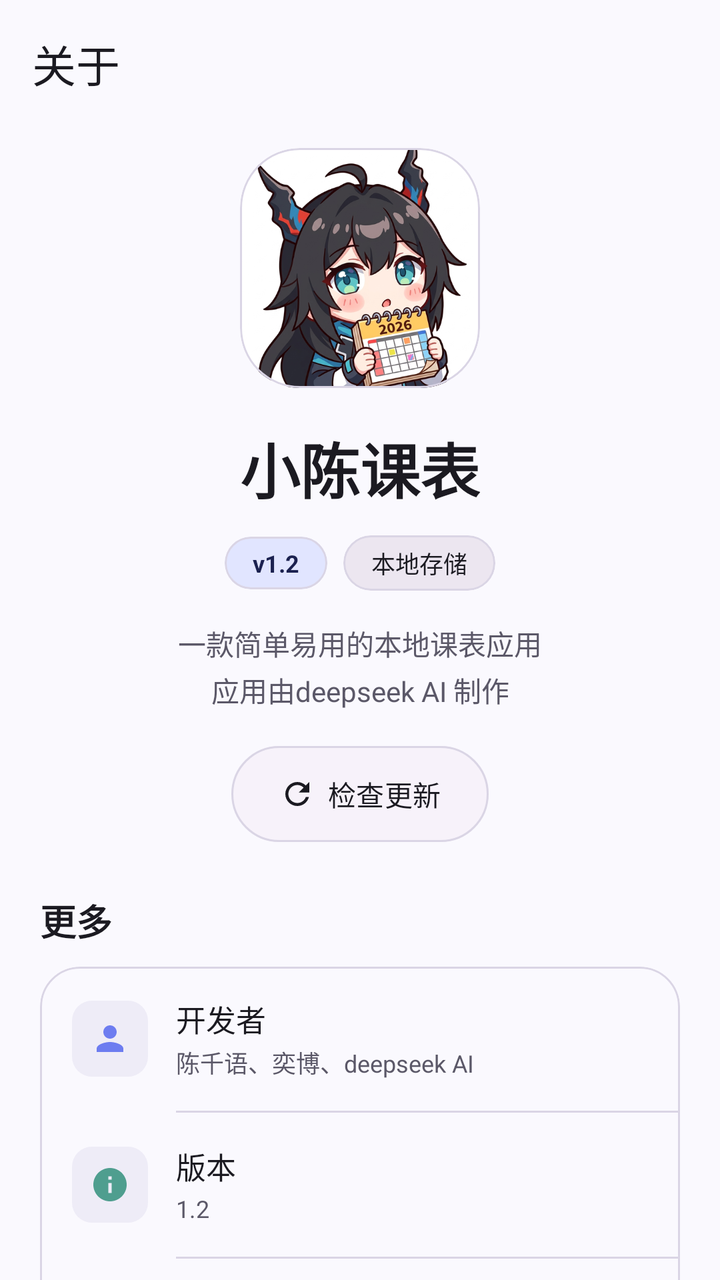
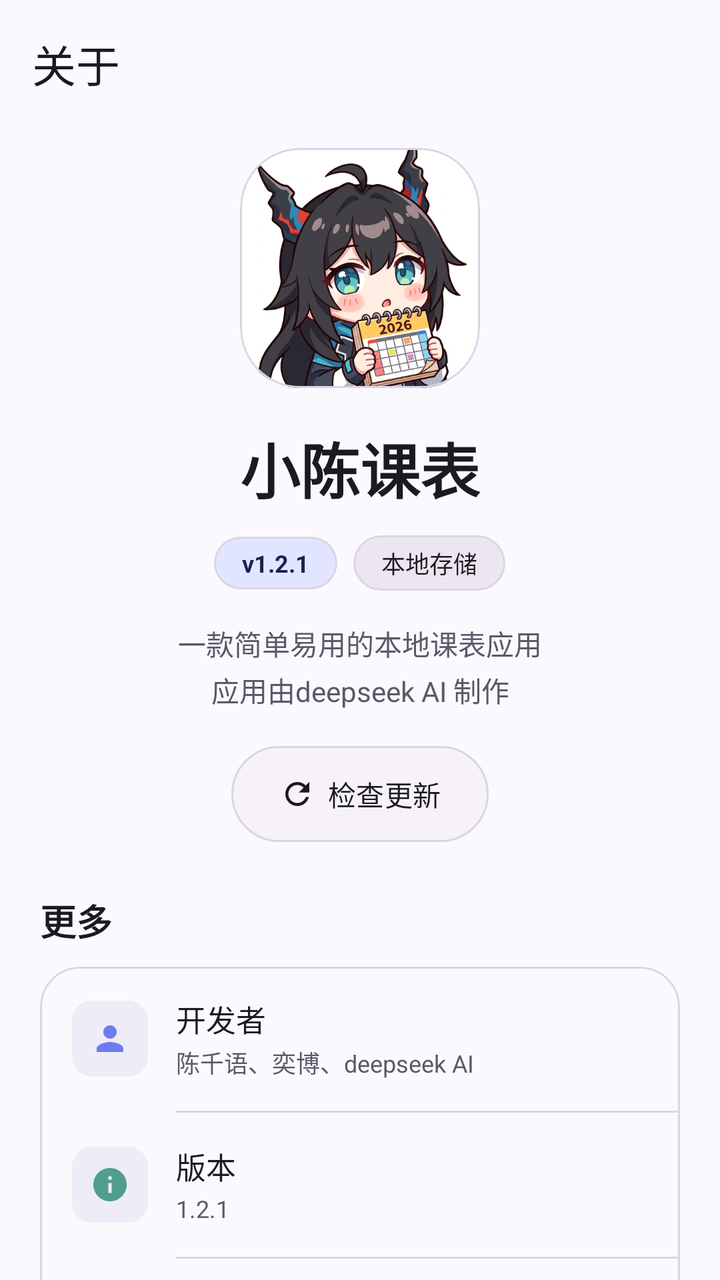

The first picture is an Android layout as it rendered before a commit; the second is the same layout after the commit. The layout source and the unified diff follow.
<!-- AndroidManifest.xml: application theme Theme.WakeUp -->
<!-- res/layout/activity_about.xml -->
<?xml version="1.0" encoding="utf-8"?>
<LinearLayout xmlns:android="http://schemas.android.com/apk/res/android"
    xmlns:app="http://schemas.android.com/apk/res-auto"
    android:layout_width="match_parent"
    android:layout_height="match_parent"
    android:background="?attr/colorSurface"
    android:orientation="vertical">

    <com.google.android.material.appbar.MaterialToolbar
        android:id="@+id/toolbar"
        android:layout_width="match_parent"
        android:layout_height="?attr/actionBarSize"
        android:background="?attr/colorSurface"
        app:title="关于"
        app:titleTextColor="?attr/colorOnSurface" />

    <ScrollView
        android:layout_width="match_parent"
        android:layout_height="0dp"
        android:layout_weight="1"
        android:clipToPadding="false"
        android:scrollbars="none">

        <LinearLayout
            android:layout_width="match_parent"
            android:layout_height="wrap_content"
            android:gravity="center_horizontal"
            android:orientation="vertical"
            android:paddingStart="20dp"
            android:paddingTop="10dp"
            android:paddingEnd="20dp"
            android:paddingBottom="32dp">

            <com.google.android.material.card.MaterialCardView
                android:layout_width="120dp"
                android:layout_height="120dp"
                app:cardBackgroundColor="@color/white"
                app:cardCornerRadius="30dp"
                app:cardElevation="0dp"
                app:strokeColor="?attr/colorOutlineVariant"
                app:strokeWidth="1dp">

                <ImageView
                    android:id="@+id/ivAppIcon"
                    android:layout_width="match_parent"
                    android:layout_height="match_parent"
                    android:contentDescription="小陈课表图标"
                    android:scaleType="centerCrop"
                    android:src="@drawable/about_icon" />
            </com.google.android.material.card.MaterialCardView>

            <TextView
                android:id="@+id/tvAppName"
                android:layout_width="wrap_content"
                android:layout_height="wrap_content"
                android:layout_marginTop="18dp"
                android:text="小陈课表"
                android:textColor="?attr/colorOnSurface"
                android:textSize="30sp"
                android:textStyle="bold" />


            <LinearLayout
                android:layout_width="wrap_content"
                android:layout_height="wrap_content"
                android:layout_marginTop="12dp"
                android:gravity="center"
                android:orientation="horizontal">

                <com.google.android.material.card.MaterialCardView
                    android:layout_width="wrap_content"
                    android:layout_height="wrap_content"
                    app:cardBackgroundColor="?attr/colorPrimaryContainer"
                    app:cardCornerRadius="18dp"
                    app:cardElevation="0dp">

                    <TextView
                        android:id="@+id/tvVersionChip"
                        android:layout_width="wrap_content"
                        android:layout_height="wrap_content"
                        android:paddingStart="14dp"
                        android:paddingTop="5dp"
                        android:paddingEnd="14dp"
                        android:paddingBottom="5dp"
                        android:text="v1.2"
                        android:textColor="?attr/colorOnPrimaryContainer"
                        android:textSize="12sp"
                        android:textStyle="bold" />
                </com.google.android.material.card.MaterialCardView>

                <com.google.android.material.card.MaterialCardView
                    android:layout_width="wrap_content"
                    android:layout_height="wrap_content"
                    android:layout_marginStart="8dp"
                    app:cardBackgroundColor="?attr/colorSurfaceContainerHigh"
                    app:cardCornerRadius="18dp"
                    app:cardElevation="0dp">

                    <TextView
                        android:layout_width="wrap_content"
                        android:layout_height="wrap_content"
                        android:paddingStart="14dp"
                        android:paddingTop="5dp"
                        android:paddingEnd="14dp"
                        android:paddingBottom="5dp"
                        android:text="本地存储"
                        android:textColor="?attr/colorOnSurface"
                        android:textSize="12sp" />
                </com.google.android.material.card.MaterialCardView>
            </LinearLayout>

            <TextView
                android:layout_width="match_parent"
                android:layout_height="wrap_content"
                android:layout_marginTop="16dp"
                android:gravity="center"
                android:lineSpacingExtra="3dp"
                android:text="一款简单易用的本地课表应用\n应用由deepseek AI 制作"
                android:textColor="?attr/colorOnSurfaceVariant"
                android:textSize="14sp" />

            <com.google.android.material.button.MaterialButton
                android:id="@+id/btnCheckUpdate"
                style="?attr/materialButtonOutlinedStyle"
                android:layout_width="wrap_content"
                android:layout_height="48dp"
                android:layout_marginTop="18dp"
                android:insetTop="0dp"
                android:insetBottom="0dp"
                android:text="检查更新"
                android:textColor="?attr/colorOnSurface"
                android:textSize="14sp"
                app:backgroundTint="?attr/colorSurfaceContainerLow"
                app:cornerRadius="24dp"
                app:icon="@drawable/ic_refresh"
                app:iconGravity="textStart"
                app:iconPadding="6dp"
                app:iconTint="?attr/colorOnSurface"
                app:strokeColor="?attr/colorOutlineVariant"
                app:strokeWidth="1dp" />

            <TextView
                android:layout_width="match_parent"
                android:layout_height="wrap_content"
                android:layout_marginTop="26dp"
                android:text="更多"
                android:textColor="?attr/colorOnSurface"
                android:textSize="18sp"
                android:textStyle="bold" />

            <com.google.android.material.card.MaterialCardView
                android:layout_width="match_parent"
                android:layout_height="wrap_content"
                android:layout_marginTop="10dp"
                app:cardBackgroundColor="?attr/colorSurface"
                app:cardCornerRadius="20dp"
                app:cardElevation="0dp"
                app:strokeColor="?attr/colorOutlineVariant"
                app:strokeWidth="1dp">

                <LinearLayout
                    android:layout_width="match_parent"
                    android:layout_height="wrap_content"
                    android:orientation="vertical">

                    <LinearLayout
                        android:layout_width="match_parent"
                        android:layout_height="wrap_content"
                        android:gravity="center_vertical"
                        android:minHeight="72dp"
                        android:orientation="horizontal"
                        android:paddingStart="16dp"
                        android:paddingEnd="16dp">

                        <ImageView
                            android:layout_width="38dp"
                            android:layout_height="38dp"
                            android:background="@drawable/bg_icon_tile"
                            android:contentDescription="开发者"
                            android:padding="9dp"
                            android:src="@drawable/ic_person"
                            android:tint="?attr/colorPrimary" />

                        <LinearLayout
                            android:layout_width="0dp"
                            android:layout_height="wrap_content"
                            android:layout_marginStart="14dp"
                            android:layout_weight="1"
                            android:orientation="vertical">

                            <TextView
                                android:layout_width="wrap_content"
                                android:layout_height="wrap_content"
                                android:text="开发者"
                                android:textColor="?attr/colorOnSurface"
                                android:textSize="15sp" />

                            <TextView
                                android:layout_width="wrap_content"
                                android:layout_height="wrap_content"
                                android:layout_marginTop="2dp"
                                android:text="陈千语、奕博、deepseek AI"
                                android:textColor="?attr/colorOnSurfaceVariant"
                                android:textSize="12sp" />
                        </LinearLayout>
                    </LinearLayout>

                    <View
                        android:layout_width="match_parent"
                        android:layout_height="1dp"
                        android:layout_marginStart="68dp"
                        android:background="?attr/colorOutlineVariant" />

                    <LinearLayout
                        android:layout_width="match_parent"
                        android:layout_height="wrap_content"
                        android:gravity="center_vertical"
                        android:minHeight="72dp"
                        android:orientation="horizontal"
                        android:paddingStart="16dp"
                        android:paddingEnd="16dp">

                        <ImageView
                            android:layout_width="38dp"
                            android:layout_height="38dp"
                            android:background="@drawable/bg_icon_tile"
                            android:contentDescription="版本"
                            android:padding="9dp"
                            android:src="@drawable/ic_info"
                            android:tint="?attr/colorSecondary" />

                        <LinearLayout
                            android:layout_width="0dp"
                            android:layout_height="wrap_content"
                            android:layout_marginStart="14dp"
                            android:layout_weight="1"
                            android:orientation="vertical">

                            <TextView
                                android:layout_width="wrap_content"
                                android:layout_height="wrap_content"
                                android:text="版本"
                                android:textColor="?attr/colorOnSurface"
                                android:textSize="15sp" />

                            <TextView
                                android:id="@+id/tvVersion"
                                android:layout_width="wrap_content"
                                android:layout_height="wrap_content"
                                android:layout_marginTop="2dp"
                                android:text="1.2"
                                android:textColor="?attr/colorOnSurfaceVariant"
                                android:textSize="12sp" />
                        </LinearLayout>
                    </LinearLayout>

                    <View
                        android:layout_width="match_parent"
                        android:layout_height="1dp"
                        android:layout_marginStart="68dp"
                        android:background="?attr/colorOutlineVariant" />

                    <LinearLayout
                        android:layout_width="match_parent"
                        android:layout_height="wrap_content"
                        android:gravity="center_vertical"
                        android:minHeight="72dp"
                        android:orientation="horizontal"
                        android:paddingStart="16dp"
                        android:paddingEnd="16dp">

                        <ImageView
                            android:layout_width="38dp"
                            android:layout_height="38dp"
                            android:background="@drawable/bg_icon_tile"
                            android:contentDescription="数据"
                            android:padding="9dp"
                            android:src="@drawable/ic_storage"
                            android:tint="?attr/colorTertiary" />

                        <LinearLayout
                            android:layout_width="0dp"
                            android:layout_height="wrap_content"
                            android:layout_marginStart="14dp"
                            android:layout_weight="1"
                            android:orientation="vertical">

                            <TextView
                                android:layout_width="wrap_content"
                                android:layout_height="wrap_content"
                                android:text="数据存储"
                                android:textColor="?attr/colorOnSurface"
                                android:textSize="15sp" />

                            <TextView
                                android:layout_width="wrap_content"
                                android:layout_height="wrap_content"
                                android:layout_marginTop="2dp"
                                android:text="仅保存在本机，不上传服务器"
                                android:textColor="?attr/colorOnSurfaceVariant"
                                android:textSize="12sp" />
                        </LinearLayout>
                    </LinearLayout>
                </LinearLayout>
            </com.google.android.material.card.MaterialCardView>

            <TextView
                android:layout_width="match_parent"
                android:layout_height="wrap_content"
                android:layout_marginTop="26dp"
                android:text="贡献者"
                android:textColor="?attr/colorOnSurface"
                android:textSize="18sp"
                android:textStyle="bold" />

            <com.google.android.material.card.MaterialCardView
                android:layout_width="match_parent"
                android:layout_height="wrap_content"
                android:layout_marginTop="10dp"
                app:cardBackgroundColor="?attr/colorSurface"
                app:cardCornerRadius="20dp"
                app:cardElevation="0dp"
                app:strokeColor="?attr/colorOutlineVariant"
                app:strokeWidth="1dp">

                <LinearLayout
                    android:layout_width="match_parent"
                    android:layout_height="wrap_content"
                    android:gravity="center_vertical"
                    android:minHeight="88dp"
                    android:orientation="horizontal"
                    android:padding="16dp">

                    <com.google.android.material.card.MaterialCardView
                        android:layout_width="58dp"
                        android:layout_height="58dp"
                        app:cardBackgroundColor="?attr/colorSurfaceContainer"
                        app:cardCornerRadius="18dp"
                        app:cardElevation="0dp">

                        <ImageView
                            android:id="@+id/ivDeveloper"
                            android:layout_width="match_parent"
                            android:layout_height="match_parent"
                            android:contentDescription="陈千语"
                            android:scaleType="centerCrop"
                            android:src="@drawable/about_developer" />
                    </com.google.android.material.card.MaterialCardView>

                    <LinearLayout
                        android:layout_width="0dp"
                        android:layout_height="wrap_content"
                        android:layout_marginStart="14dp"
                        android:layout_weight="1"
                        android:orientation="vertical">

                        <TextView
                            android:layout_width="wrap_content"
                            android:layout_height="wrap_content"
                            android:text="陈千语"
                            android:textColor="?attr/colorOnSurface"
                            android:textSize="15sp"
                            android:textStyle="bold" />

                        <TextView
                            android:layout_width="wrap_content"
                            android:layout_height="wrap_content"
                            android:layout_marginTop="3dp"
                            android:text="开发 · 应用图标设计"
                            android:textColor="?attr/colorOnSurfaceVariant"
                            android:textSize="12sp" />
                    </LinearLayout>
                </LinearLayout>
            </com.google.android.material.card.MaterialCardView>

            <TextView
                android:layout_width="match_parent"
                android:layout_height="wrap_content"
                android:layout_marginTop="26dp"
                android:gravity="center"
                android:text="小陈课表"
                android:textColor="?attr/colorOutline"
                android:textSize="11sp"
                android:letterSpacing="0.12" />
        </LinearLayout>
    </ScrollView>
</LinearLayout>
<!-- resources referenced by this layout -->
<resources>
  <color name="white">#FFFFFF</color>
  <!-- drawable bg_icon_tile (drawable) -->
  ﻿<?xml version="1.0" encoding="utf-8"?>
  <shape xmlns:android="http://schemas.android.com/apk/res/android" android:shape="rectangle">
      <solid android:color="@color/w_surface_container" />
      <corners android:radius="10dp" />
  </shape>
  <!-- drawable ic_info (drawable) -->
  <?xml version="1.0" encoding="utf-8"?>
  <vector xmlns:android="http://schemas.android.com/apk/res/android"
      android:width="24dp" android:height="24dp"
      android:viewportWidth="24" android:viewportHeight="24">
      <path android:fillColor="@android:color/white" android:pathData="M12,2C6.48,2,2,6.48,2,12s4.48,10,10,10 10-4.48 10-10S17.52,2,12,2zM13,17h-2v-6h2v6zM13,9h-2V7h2v2z"/>
  </vector>
  <!-- drawable ic_person (drawable) -->
  <?xml version="1.0" encoding="utf-8"?>
  <vector xmlns:android="http://schemas.android.com/apk/res/android"
      android:width="24dp" android:height="24dp"
      android:viewportWidth="24" android:viewportHeight="24">
      <path android:fillColor="@android:color/white" android:pathData="M12,12c2.21,0 4-1.79 4-4s-1.79-4-4-4-4,1.79-4,4 1.79,4 4,4zM12,14c-2.67,0-8,1.34-8,4v2h16v-2c0-2.66-5.33-4-8-4z"/>
  </vector>
  <!-- drawable ic_refresh (drawable) -->
  <?xml version="1.0" encoding="utf-8"?>
  <vector xmlns:android="http://schemas.android.com/apk/res/android"
      android:width="24dp" android:height="24dp"
      android:viewportWidth="24" android:viewportHeight="24">
      <path android:fillColor="@android:color/white" android:pathData="M17.65,6.35C16.2,4.9 14.21,4 12,4c-4.42,0-7.99,3.58-8,8s3.58,8 8,8c3.73,0 6.84-2.55 7.73-6h-2.08c-0.82,2.33-3.04,4-5.65,4-3.31,0-6-2.69-6-6s2.69-6 6-6c1.66,0 3.14,0.69 4.22,1.78L13,11h7V4l-2.35,2.35z"/>
  </vector>
  <!-- drawable ic_storage (drawable) -->
  <?xml version="1.0" encoding="utf-8"?>
  <vector xmlns:android="http://schemas.android.com/apk/res/android"
      android:width="24dp" android:height="24dp"
      android:viewportWidth="24" android:viewportHeight="24">
      <path android:fillColor="@android:color/white" android:pathData="M2,20h20v-4H2v4zM4,17h2v2H4v-2zM2,4v4h20V4H2zM6,7H4V5h2v2zM2,14h20v-4H2v4zM4,11h2v2H4v-2z"/>
  </vector>
  <color name="w_surface_container">#EEECF7</color>
  <color name="w_primary">#6D7CF0</color>
  <color name="w_on_primary">#FFFFFF</color>
  <color name="w_primary_container">#E1E5FF</color>
  <color name="w_on_primary_container">#1B2150</color>
  <color name="w_secondary">#4F9E8F</color>
  <color name="w_on_secondary">#FFFFFF</color>
  <color name="w_tertiary">#927ED6</color>
  <color name="w_on_tertiary">#FFFFFF</color>
  <color name="w_tertiary_container">#ECE4FF</color>
  <color name="w_on_tertiary_container">#2F2350</color>
  <color name="w_surface">#FAF9FE</color>
  <color name="w_on_surface">#1B1A21</color>
  <color name="w_on_surface_variant">#5B5868</color>
  <color name="w_outline">#7B7788</color>
  <color name="w_outline_variant">#DAD5E5</color>
  <color name="w_error">#BA1A1A</color>
  <color name="w_on_error">#FFFFFF</color>
  <!-- unchanged entries left out for length: 3 -->
</resources>

<!-- the commit's change to res/layout/activity_about.xml (unified diff, before → after) -->
@@ -82,7 +82,7 @@
                         android:paddingTop="5dp"
                         android:paddingEnd="14dp"
                         android:paddingBottom="5dp"
-                        android:text="v1.2"
+                        android:text="v1.2.1"
                         android:textColor="?attr/colorOnPrimaryContainer"
                         android:textSize="12sp"
                         android:textStyle="bold" />
@@ -248,7 +248,7 @@
                                 android:layout_width="wrap_content"
                                 android:layout_height="wrap_content"
                                 android:layout_marginTop="2dp"
-                                android:text="1.2"
+                                android:text="1.2.1"
                                 android:textColor="?attr/colorOnSurfaceVariant"
                                 android:textSize="12sp" />
                         </LinearLayout>
